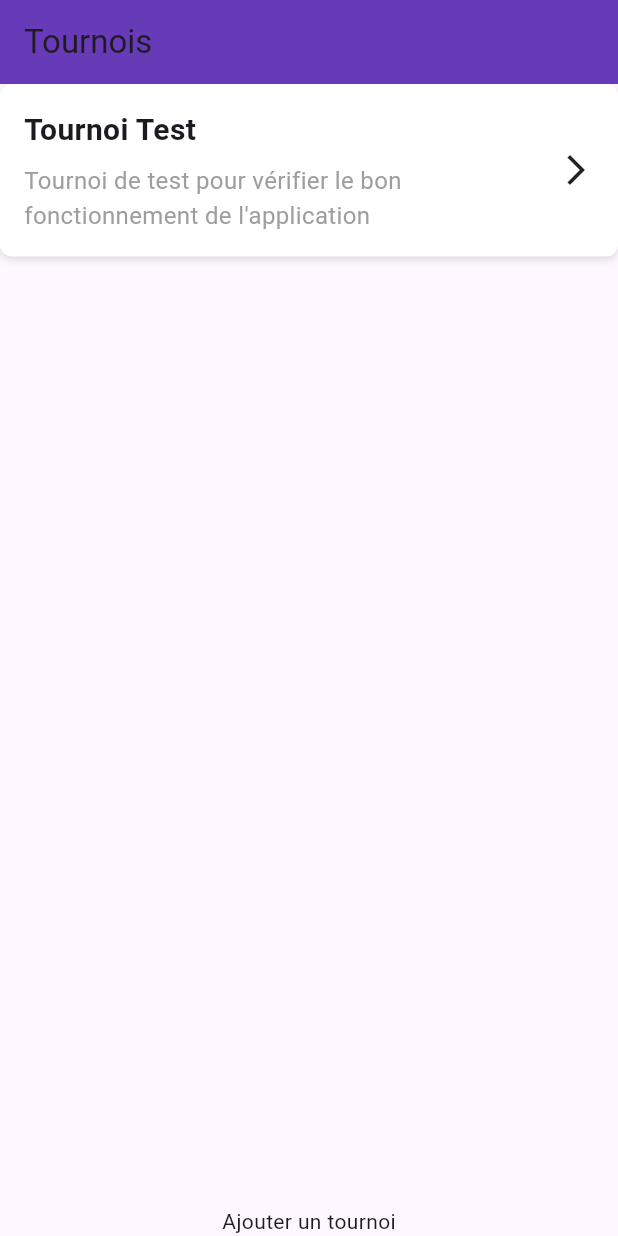
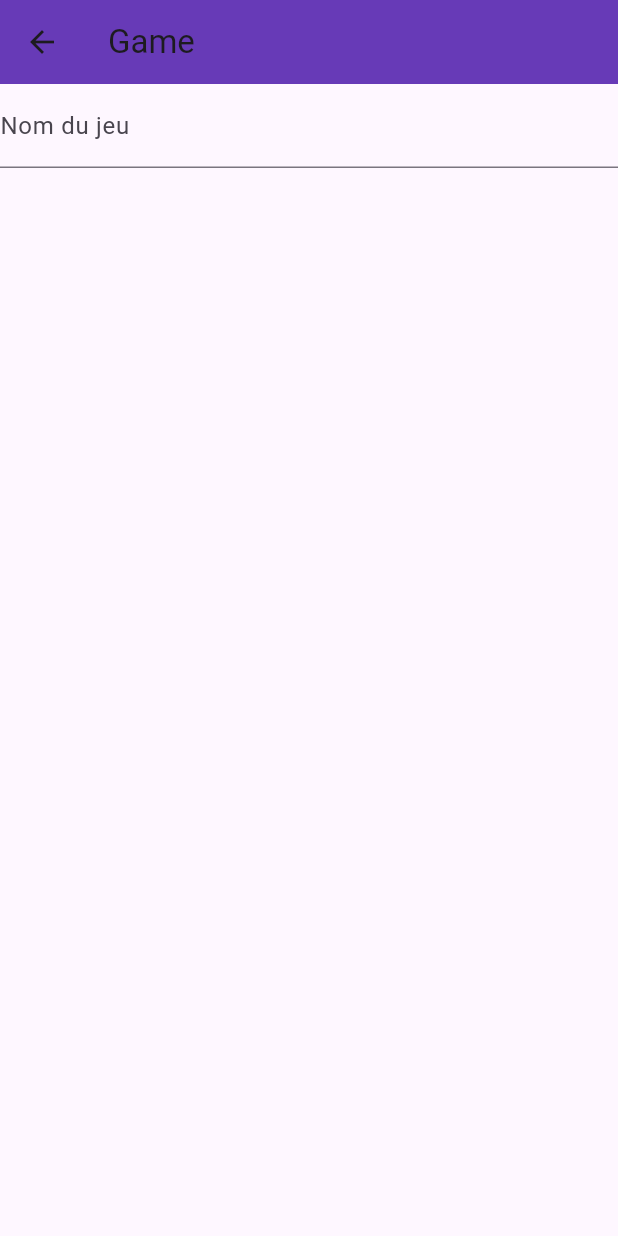
Before and after one commit to Quentin56S49/flutter_project, a Flutter app: the screen it shows after launch, on a phone screen of 412 x 824 dp. Run offline on Flutter 3.47's test engine with Material 3 defaults, Android fonts, the phone set to English and light mode, and no system bars; our stand-ins replace flutter_bloc.

Commit message:
feat : [WIP] search game on the API

```diff
--- /dev/null
+++ b/lib/blocs/game_cubit.dart
@@ -0,0 +1,17 @@
+import 'package:flutter_bloc/flutter_bloc.dart';
+import 'package:flutter_project/models/game.dart';
+import 'package:flutter_project/service/game_service.dart';
+
+class GameCubit extends Cubit<List<Game>> {
+  GameCubit() : super([]);
+
+  void searchGames(String query) async {
+    List<Game> addresses = await GameService().fetchGames(query);
+    emit(addresses);
+  }
+
+  void addGame(Game game) {
+    state.add(game);
+    emit([]);
+  }
+}
--- a/lib/main.dart
+++ b/lib/main.dart
@@ -1,16 +1,22 @@
 import 'package:flutter/material.dart';
 import 'package:flutter_bloc/flutter_bloc.dart';
+import 'package:flutter_project/blocs/game_cubit.dart';
 import 'package:flutter_project/blocs/tournament_cubit.dart';
+import 'package:flutter_project/ui/screens/search_game_page.dart';
 import 'package:flutter_project/ui/screens/tournament_page.dart';
 
 void main() {
   final TournamentCubit tournamentCubit = TournamentCubit();
+  final GameCubit gameCubit = GameCubit();
 
   tournamentCubit.loadTournaments();
 
   runApp(
-    BlocProvider<TournamentCubit>(
-      create: (_) => tournamentCubit,
+    MultiBlocProvider(
+      providers: [
+        BlocProvider(create: (_) => tournamentCubit),
+        BlocProvider(create: (_) => gameCubit),
+      ],
       child: const MyApp(),
     ),
   );
@@ -27,7 +33,11 @@ class MyApp extends StatelessWidget {
         colorScheme: ColorScheme.fromSeed(seedColor: Colors.deepPurple),
         useMaterial3: true,
       ),
-      home: TournamentPage(),
+      initialRoute: '/search-game',
+      routes: {
+        '/': (context) => const TournamentPage(),
+        '/search-game': (context) => const SearchGamePage(),
+      },
     );
   }
 }
--- a/lib/models/game.dart
+++ b/lib/models/game.dart
@@ -3,7 +3,14 @@ import 'dart:ui';
 class Game {
   String title;
   String description;
-  Image image;
+  Image? image;
 
-  Game(this.title, this.description, this.image);
+  Game(this.title, this.description, [this.image]);
+
+  factory Game.fromJson(Map<String, dynamic> json) {
+    return Game(
+      json['name'],
+      json['summary'] ?? 'No description available',
+    );
+  }
 }
--- /dev/null
+++ b/lib/service/game_service.dart
@@ -0,0 +1,31 @@
+import 'package:flutter_project/models/game.dart';
+import 'dart:convert';
+import 'package:http/http.dart' as http;
+
+class GameService {
+  final String _clientId = 'YOUR_CLIENT_ID';
+  final String _accessToken = 'YOUR_ACCESS_TOKEN';
+
+  Future<List<Game>> fetchGames(String query) async {
+    final url = Uri.parse('https://api.igdb.com/v4/games');
+    final response = await http.post(
+      url,
+      headers: {
+        'Client-ID': _clientId,
+        'Authorization': 'Bearer $_accessToken',
+        'Content-Type': 'application/json',
+      },
+      body: jsonEncode({
+        'search': query,
+        'fields': 'name,summary',
+      }),
+    );
+
+    if (response.statusCode == 200) {
+      final List<dynamic> data = jsonDecode(response.body);
+      return data.map((json) => Game.fromJson(json)).toList();
+    } else {
+      throw Exception('Failed to load games');
+    }
+  }
+}
--- /dev/null
+++ b/lib/ui/screens/search_game_page.dart
@@ -0,0 +1,37 @@
+import 'package:flutter/material.dart';
+import 'package:flutter_bloc/flutter_bloc.dart';
+import 'package:flutter_project/blocs/game_cubit.dart';
+import 'package:flutter_project/models/game.dart';
+import 'package:flutter_project/ui/components/game_components/game_card.dart';
+
+class SearchGamePage extends StatelessWidget {
+  const SearchGamePage({super.key});
+
+  @override
+  Widget build(BuildContext context) {
+    return Scaffold(
+        appBar: AppBar(
+          title: Text('Game'),
+          backgroundColor: Colors.deepPurple,
+        ),
+        body: Column(children: [
+          TextField(
+            onChanged: (value) async {
+              context.read<GameCubit>().searchGames(value);
+            },
+            decoration: InputDecoration(
+              labelText: 'Nom du jeu',
+            ),
+          ),
+          Expanded(child:
+              BlocBuilder<GameCubit, List<Game>>(builder: (context, state) {
+            return ListView(
+              shrinkWrap: true,
+              children: state.map((game) {
+                return GameCard(game: game);
+              }).toList(),
+            );
+          })),
+        ]));
+  }
+}
--- a/lib/ui/screens/tournament_page.dart
+++ b/lib/ui/screens/tournament_page.dart
@@ -2,7 +2,6 @@ import 'package:flutter/material.dart';
 import 'package:flutter_bloc/flutter_bloc.dart';
 import 'package:flutter_project/blocs/tournament_cubit.dart';
 import 'package:flutter_project/models/tournament.dart';
-import 'package:flutter_project/ui/components/tournament_components/add_tournament_widget/add_tournament_widget.dart';
 import 'package:flutter_project/ui/components/tournament_components/tournament_widget/tournament_widget.dart';
 
 class TournamentPage extends StatelessWidget {
--- a/pubspec.yaml
+++ b/pubspec.yaml
@@ -36,6 +36,8 @@ dependencies:
   cupertino_icons: ^1.0.8
   flutter_launcher_icons: ^0.14.2
   flutter_bloc: ^8.1.6
+  json_serializable: ^6.9.0
+  http: ^1.2.2
 
 dev_dependencies:
   flutter_test:
```
Also changed, not shown: lib/ui/components/game_components/game_card.dart (added, +43 -0 lines).
